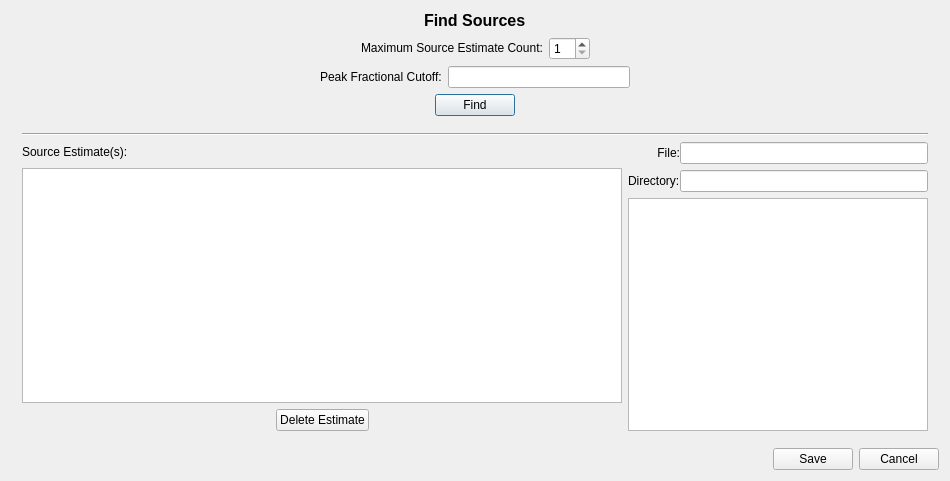
First picture: the form in code/display/Fit/FindSourcesDialog.ui, repository radio-astro/casa, before the edit.
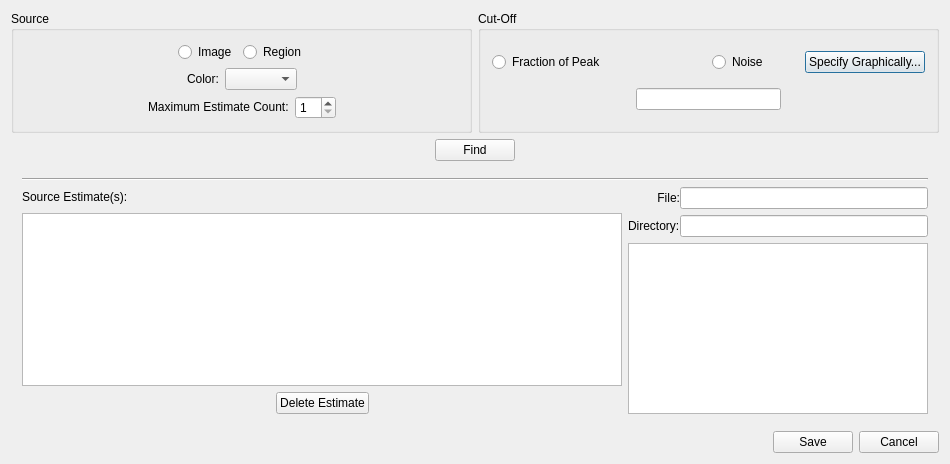
Second picture: the form after the edit.

Commit message: New Development: No             JIRA Issue: No         Ready for Test: Yes      Interface Changes: No What Interface Changed: Please list interface changes          Test Programs: List test programs   Put in Release Notes: No              Module(s): Module Names change impacts.            Description: Viewer improvements/fixes: 1.	Countour plot line colors were not working (Urvashi) 2.      Improvement to 2D fit (Leroy)

Patch:
```diff
--- a/code/display/Fit/FindSourcesDialog.ui
+++ b/code/display/Fit/FindSourcesDialog.ui
@@ -7,20 +7,25 @@
     <x>0</x>
     <y>0</y>
     <width>948</width>
-    <height>481</height>
+    <height>464</height>
    </rect>
   </property>
   <property name="windowTitle">
    <string>Find Sources</string>
   </property>
-  <layout class="QVBoxLayout" name="verticalLayout_7">
-   <item>
-    <layout class="QVBoxLayout" name="verticalLayout_5"/>
-   </item>
+  <layout class="QVBoxLayout" name="verticalLayout_8">
    <item>
     <layout class="QHBoxLayout" name="horizontalLayout_11">
      <item>
-      <spacer name="horizontalSpacer_11">
+      <widget class="QGroupBox" name="sourceGroupBox">
+       <property name="title">
+        <string>Source</string>
+       </property>
+       <layout class="QVBoxLayout" name="verticalLayout_7">
+        <item>
+         <layout class="QHBoxLayout" name="horizontalLayout_13">
+          <item>
+           <spacer name="horizontalSpacer_13">
        <property name="orientation">
         <enum>Qt::Horizontal</enum>
        </property>
@@ -33,21 +38,71 @@
       </spacer>
      </item>
      <item>
-      <widget class="QLabel" name="label_5">
-       <property name="font">
-        <font>
-         <pointsize>12</pointsize>
-         <weight>75</weight>
-         <bold>true</bold>
-        </font>
+           <widget class="QRadioButton" name="imageRadioButton">
+            <property name="toolTip">
+             <string>Find sources in the entire image.</string>
        </property>
        <property name="text">
-        <string>&lt;font color='black'&gt;Find Sources&lt;/font&gt;</string>
+             <string>Image</string>
        </property>
       </widget>
      </item>
      <item>
-      <spacer name="horizontalSpacer_12">
+           <widget class="QRadioButton" name="regionRadioButton">
+            <property name="toolTip">
+             <string>Find sources in the selected region.</string>
+            </property>
+            <property name="text">
+             <string>Region</string>
+            </property>
+           </widget>
+          </item>
+          <item>
+           <spacer name="horizontalSpacer_14">
+            <property name="orientation">
+             <enum>Qt::Horizontal</enum>
+            </property>
+            <property name="sizeHint" stdset="0">
+             <size>
+              <width>40</width>
+              <height>20</height>
+             </size>
+            </property>
+           </spacer>
+          </item>
+         </layout>
+        </item>
+        <item>
+         <layout class="QHBoxLayout" name="horizontalLayout_14">
+          <item>
+           <spacer name="horizontalSpacer_15">
+            <property name="orientation">
+             <enum>Qt::Horizontal</enum>
+            </property>
+            <property name="sizeHint" stdset="0">
+             <size>
+              <width>40</width>
+              <height>20</height>
+             </size>
+            </property>
+           </spacer>
+          </item>
+          <item>
+           <widget class="QLabel" name="colorLabel">
+            <property name="text">
+             <string>&lt;font color='black'&gt;Color:&lt;/font&gt;</string>
+            </property>
+           </widget>
+          </item>
+          <item>
+           <widget class="QComboBox" name="colorCombo">
+            <property name="toolTip">
+             <string>The color used to label and mark sources in the viewer.</string>
+            </property>
+           </widget>
+          </item>
+          <item>
+           <spacer name="horizontalSpacer_16">
        <property name="orientation">
         <enum>Qt::Horizontal</enum>
        </property>
@@ -81,7 +136,7 @@
        <item>
         <widget class="QLabel" name="label">
          <property name="text">
-          <string>&lt;font color='black'&gt;Maximum Source Estimate Count:&lt;/font&gt;</string>
+               <string>&lt;font color='black'&gt;Maximum Estimate Count:&lt;/font&gt;</string>
          </property>
         </widget>
        </item>
@@ -115,29 +170,58 @@
      </item>
     </layout>
    </item>
+       </layout>
+      </widget>
+     </item>
    <item>
-    <layout class="QHBoxLayout" name="horizontalLayout_5">
+      <widget class="QGroupBox" name="cutoffGroupBox">
+       <property name="title">
+        <string>Cut-Off</string>
+       </property>
+       <layout class="QVBoxLayout" name="verticalLayout_5">
      <item>
-      <spacer name="horizontalSpacer_3">
-       <property name="orientation">
-        <enum>Qt::Horizontal</enum>
-       </property>
-       <property name="sizeHint" stdset="0">
-        <size>
-         <width>28</width>
-         <height>20</height>
-        </size>
-       </property>
-      </spacer>
-     </item>
-     <item>
+         <layout class="QGridLayout" name="gridLayout">
+          <item row="0" column="0">
+           <widget class="QRadioButton" name="fractionOfPeakRadio">
+            <property name="text">
+             <string>Fraction of Peak</string>
+            </property>
+           </widget>
+          </item>
+          <item row="0" column="1">
       <layout class="QHBoxLayout" name="horizontalLayout_2">
        <item>
-        <widget class="QLabel" name="label_2">
+             <widget class="QRadioButton" name="noiseRadio">
          <property name="text">
-          <string>&lt;font color='black'&gt;Peak Fractional Cutoff:&lt;/font&gt;</string>
-         </property>
-        </widget>
+               <string>Noise</string>
+              </property>
+             </widget>
+            </item>
+            <item>
+             <widget class="QPushButton" name="graphicalNoiseButton">
+              <property name="text">
+               <string>Specify Graphically...</string>
+              </property>
+             </widget>
+            </item>
+           </layout>
+          </item>
+         </layout>
+        </item>
+        <item>
+         <layout class="QHBoxLayout" name="horizontalLayout_5">
+          <item>
+           <spacer name="horizontalSpacer_4">
+            <property name="orientation">
+             <enum>Qt::Horizontal</enum>
+            </property>
+            <property name="sizeHint" stdset="0">
+             <size>
+              <width>40</width>
+              <height>20</height>
+             </size>
+            </property>
+           </spacer>
        </item>
        <item>
         <widget class="QLineEdit" name="cutoffLineEdit">
@@ -146,20 +230,23 @@
          </property>
         </widget>
        </item>
-      </layout>
-     </item>
      <item>
-      <spacer name="horizontalSpacer_4">
+           <spacer name="horizontalSpacer_11">
        <property name="orientation">
         <enum>Qt::Horizontal</enum>
        </property>
        <property name="sizeHint" stdset="0">
         <size>
-         <width>18</width>
+              <width>40</width>
          <height>20</height>
         </size>
        </property>
       </spacer>
+          </item>
+         </layout>
+        </item>
+       </layout>
+      </widget>
      </item>
     </layout>
    </item>
```
Lines whose indentation alone changed are shown as unchanged. The commit also changes 15 other files.
